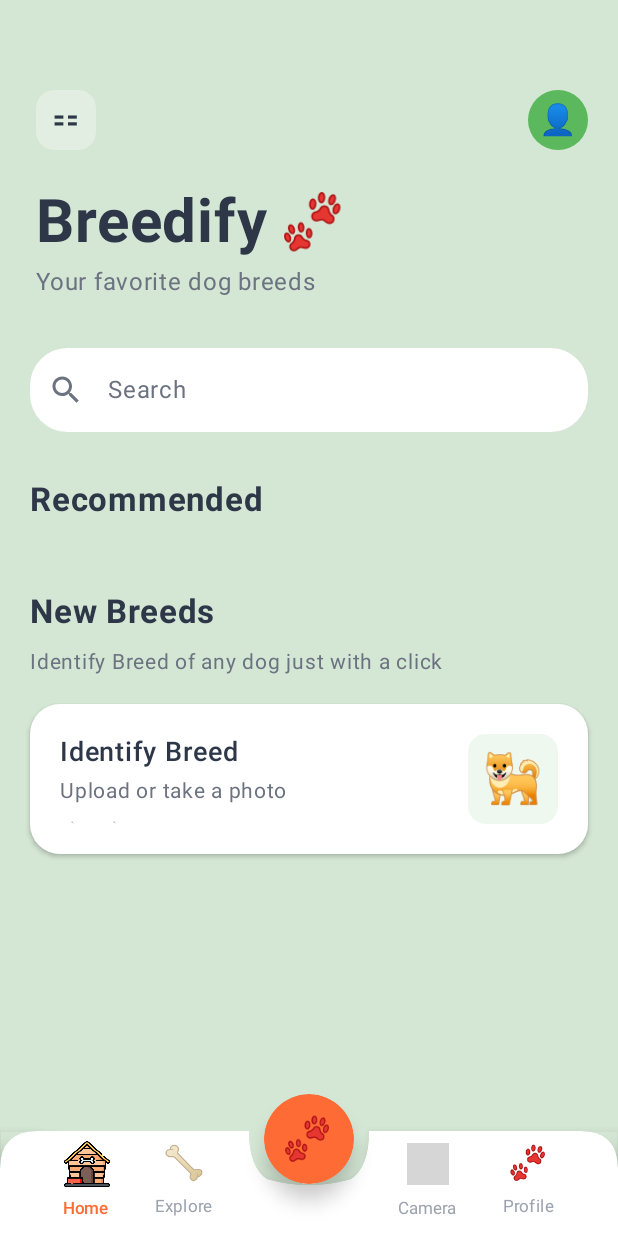
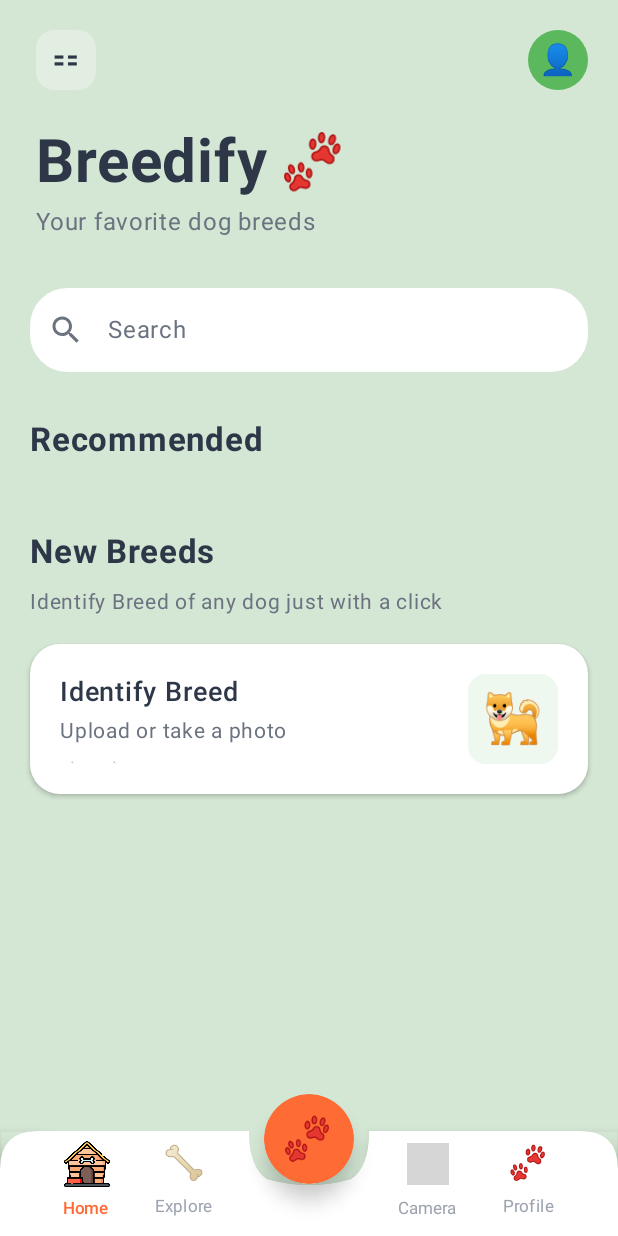
Before and after one commit to gurnxxrpannu/Breedify, an Android app built with Jetpack Compose: the screen it shows after launch (MainActivity), after a tap on "Let's Start", on a phone screen of 412 x 824 dp. Run offline under Robolectric (Android 15) with nearby library versions, the phone set to English and light mode, and no system bars; pictures from the network do not load; grey boxes are pictures that could not be loaded.

Commit message:
reduced some padding from above on home screen

```diff
--- a/app/src/main/java/com/example/breedify/screens/homeScreen/HomeScreen.kt
+++ b/app/src/main/java/com/example/breedify/screens/homeScreen/HomeScreen.kt
@@ -96,7 +96,7 @@ fun HomeScreen(
                     .padding(horizontal = 20.dp)
                     .padding(paddingValues)
             ) {
-            Spacer(modifier = Modifier.height(60.dp))
+            Spacer(modifier = Modifier.height(20.dp))
 
             // Header with title and subtitle inspired by the design
             HeaderSection()
```
